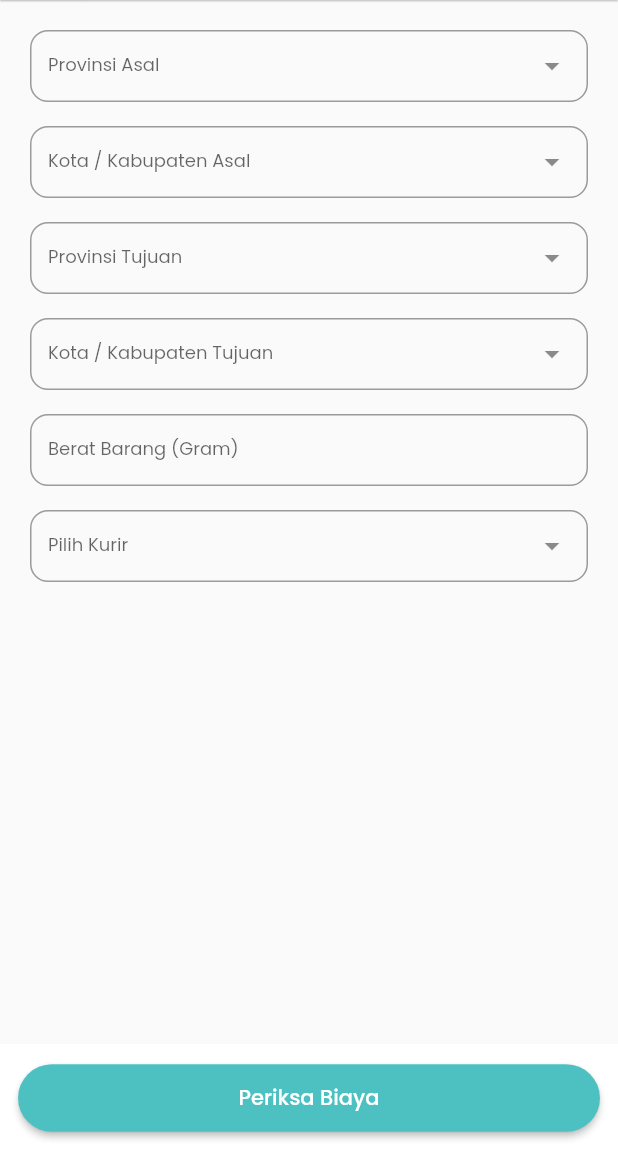
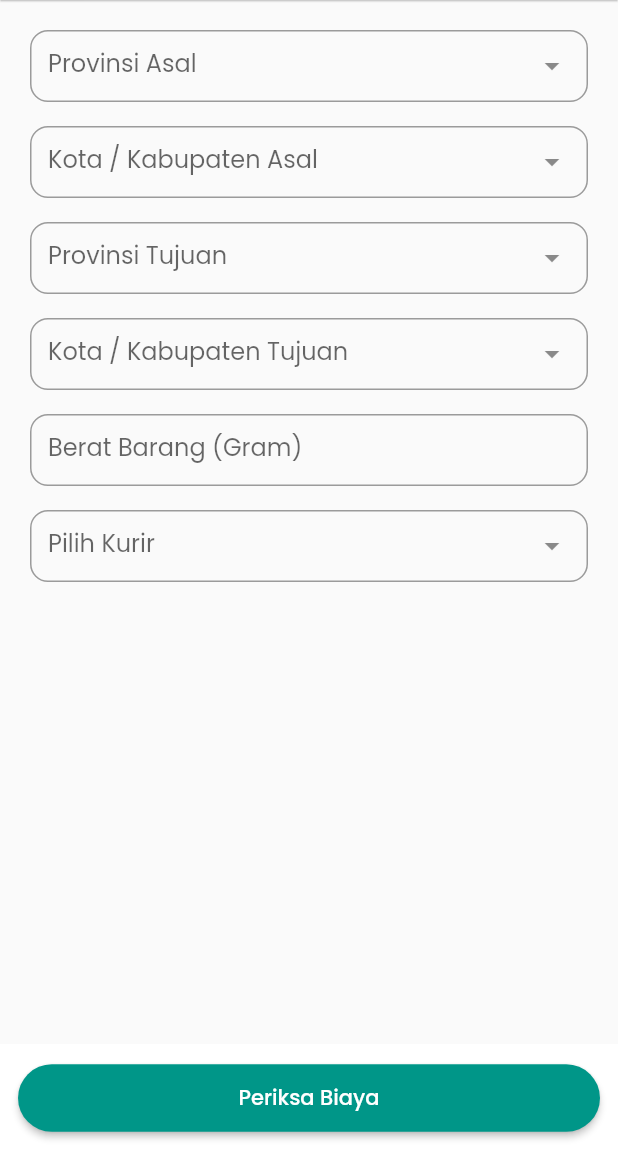
Before and after one commit to aditgocendra/postage_app, a Flutter app: the screen it shows after launch, on a phone screen of 412 x 824 dp, the part 84-1236 px from its top. Run offline on Flutter 3.47's test engine with Material 2 defaults, Android fonts, the phone set to English and light mode, and no system bars; drawn by our look-alikes of dropdown_search; our stand-ins replace either_dart, get, google_fonts; network calls fail; statements that could not run were skipped.

Commit message:
change primary color

```diff
--- a/lib/app/core/utils/color_util.dart
+++ b/lib/app/core/utils/color_util.dart
@@ -1,5 +1,5 @@
 import 'package:flutter/material.dart';
 
-const primaryColor = Color.fromRGBO(77, 193, 193, 1);
+const primaryColor = Colors.teal;
 const whiteColor = Colors.white;
 const blackColor = Colors.black;
--- a/lib/app/core/utils/style_util.dart
+++ b/lib/app/core/utils/style_util.dart
@@ -12,11 +12,9 @@ class StyleUtility {
   InputDecoration outlinedInputDecoration(String label) {
     return InputDecoration(
       labelText: label,
-      labelStyle: const TextStyle(fontSize: 12),
       contentPadding: const EdgeInsets.symmetric(horizontal: 12),
       border: outlinedBorderStyle(),
       focusedBorder: outlinedBorderStyle(),
-      floatingLabelStyle: const TextStyle(color: primaryColor),
     );
   }
 
@@ -31,7 +29,6 @@ class StyleUtility {
 
   ButtonStyle buttonStylePill() {
     return ElevatedButton.styleFrom(
-      backgroundColor: primaryColor,
       shape: const StadiumBorder(),
       minimumSize: const Size.fromHeight(45),
     );
--- a/lib/main.dart
+++ b/lib/main.dart
@@ -1,4 +1,5 @@
 import 'package:check_postage_app/app/core/bindings/initial_binding.dart';
+import 'package:check_postage_app/app/core/utils/color_util.dart';
 import 'package:flutter/material.dart';
 import 'package:flutter/services.dart';
 import 'package:get/get.dart';
@@ -21,9 +22,11 @@ class App extends StatelessWidget {
     return GetMaterialApp(
       title: "Shipp",
       initialBinding: InitializeBinding(),
+      debugShowCheckedModeBanner: false,
       initialRoute: AppPages.initial,
       getPages: AppPages.routes,
       theme: ThemeData(
+        primarySwatch: primaryColor,
         textTheme: GoogleFonts.poppinsTextTheme(
           Theme.of(context).textTheme.apply(
                 bodyColor: Colors.black87,
```
